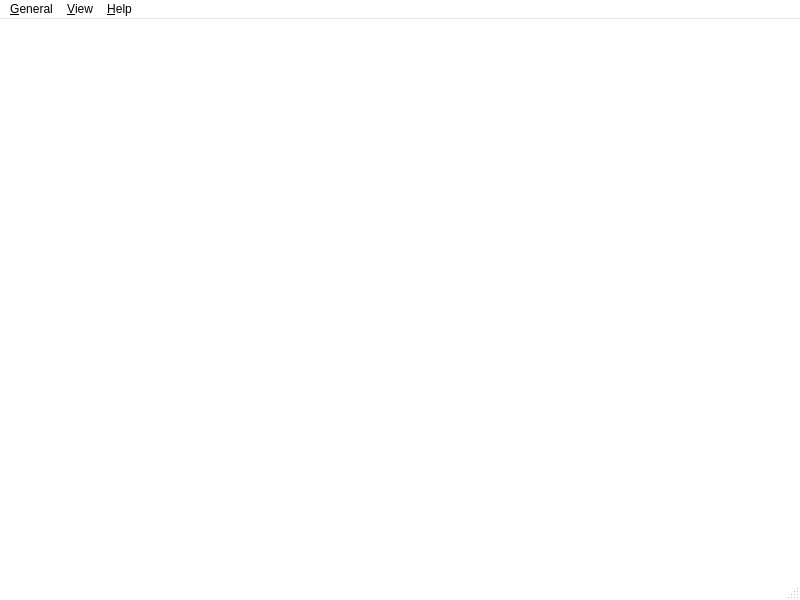
This is ui/panels/mainpanel.ui in amirmohsen1384/legendary-os as Qt 5 draws it before an edit. The edited form follows.
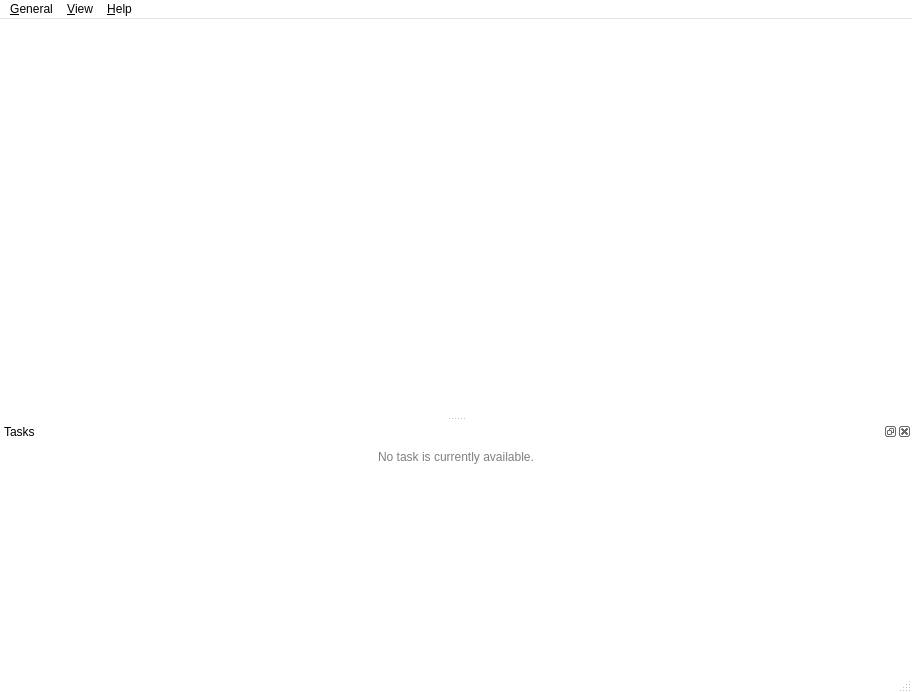
This is the edited form.

Commit message: Added task insertion functionality

The edit to the form file:
```diff
--- a/ui/panels/mainpanel.ui
+++ b/ui/panels/mainpanel.ui
@@ -6,8 +6,8 @@
    <rect>
     <x>0</x>
     <y>0</y>
-    <width>800</width>
-    <height>600</height>
+    <width>912</width>
+    <height>693</height>
    </rect>
   </property>
   <property name="palette">
@@ -65,7 +65,7 @@
     <rect>
      <x>0</x>
      <y>0</y>
-     <width>800</width>
+     <width>912</width>
      <height>26</height>
     </rect>
    </property>
@@ -107,6 +107,62 @@
    <addaction name="menuHelp"/>
   </widget>
   <widget class="QStatusBar" name="statusbar"/>
+  <widget class="QDockWidget" name="tasksDockWidget">
+   <property name="autoFillBackground">
+    <bool>true</bool>
+   </property>
+   <property name="features">
+    <set>QDockWidget::DockWidgetFeature::DockWidgetClosable|QDockWidget::DockWidgetFeature::DockWidgetFloatable|QDockWidget::DockWidgetFeature::DockWidgetMovable</set>
+   </property>
+   <property name="allowedAreas">
+    <set>Qt::DockWidgetArea::AllDockWidgetAreas</set>
+   </property>
+   <property name="windowTitle">
+    <string>Tasks</string>
+   </property>
+   <attribute name="dockWidgetArea">
+    <number>8</number>
+   </attribute>
+   <widget class="QWidget" name="tasksDockWidgetParent">
+    <layout class="QVBoxLayout" name="verticalLayout">
+     <item>
+      <widget class="QLabel" name="emptyLabel">
+       <property name="sizePolicy">
+        <sizepolicy hsizetype="MinimumExpanding" vsizetype="MinimumExpanding">
+         <horstretch>0</horstretch>
+         <verstretch>0</verstretch>
+        </sizepolicy>
+       </property>
+       <property name="styleSheet">
+        <string notr="true">color:gray</string>
+       </property>
+       <property name="text">
+        <string>No task is currently available.</string>
+       </property>
+       <property name="alignment">
+        <set>Qt::AlignmentFlag::AlignHCenter|Qt::AlignmentFlag::AlignTop</set>
+       </property>
+      </widget>
+     </item>
+     <item>
+      <widget class="QTreeView" name="tasksView">
+       <property name="sizePolicy">
+        <sizepolicy hsizetype="MinimumExpanding" vsizetype="MinimumExpanding">
+         <horstretch>0</horstretch>
+         <verstretch>0</verstretch>
+        </sizepolicy>
+       </property>
+       <property name="frameShape">
+        <enum>QFrame::Shape::NoFrame</enum>
+       </property>
+       <property name="frameShadow">
+        <enum>QFrame::Shadow::Sunken</enum>
+       </property>
+      </widget>
+     </item>
+    </layout>
+   </widget>
+  </widget>
   <action name="actionLogs">
    <property name="checkable">
     <bool>true</bool>
```
Left out of the diff: 17 changed lines with no effect on the pictures. The commit also changes 2 other files.
